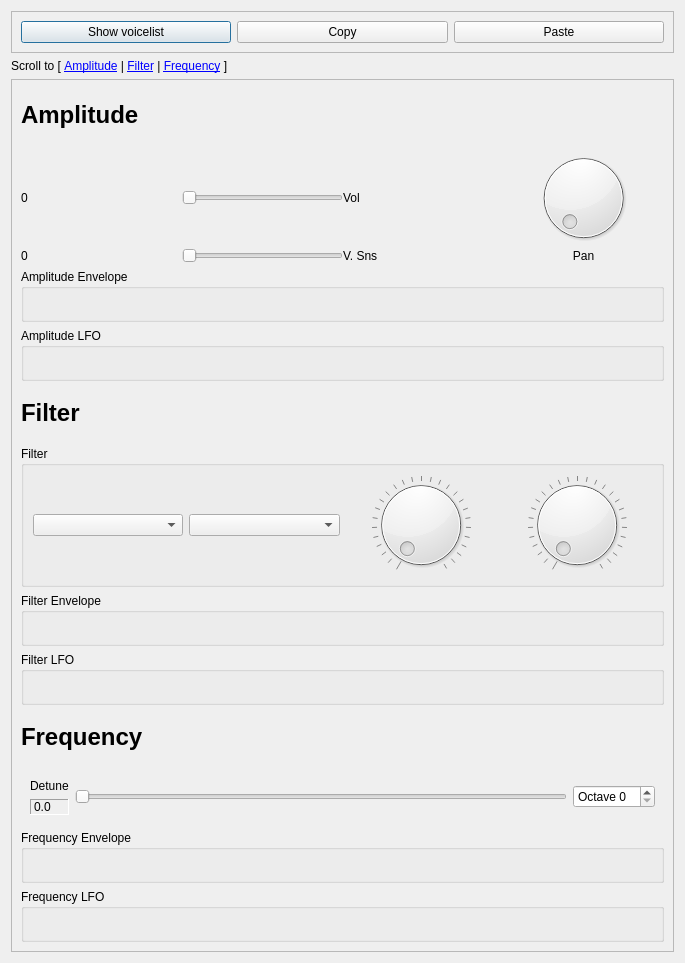
First picture: the form in src/NewUI/Addnote/NewAddNote.ui, repository saidinesh5/ZynAddSubFX, before the edit.
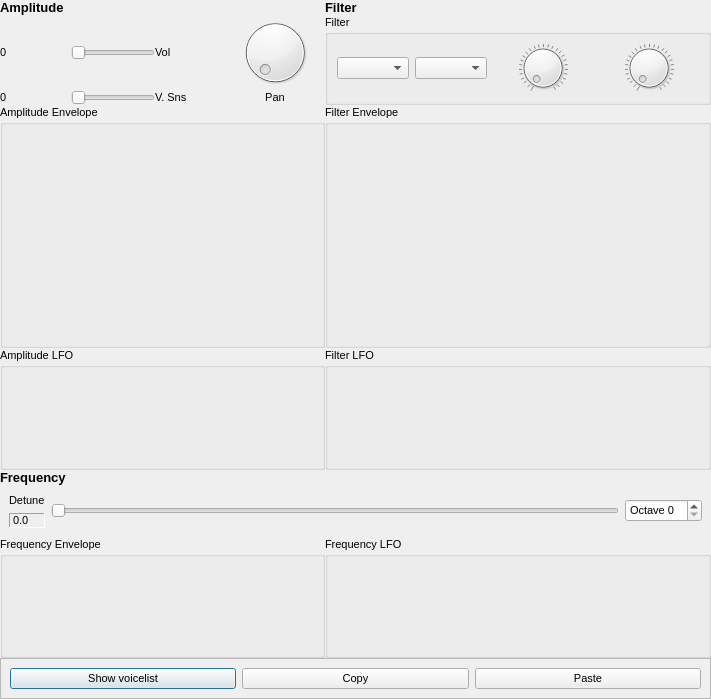
Second picture: the form after the edit. Custom widgets are drawn as their Qt base class.

Commit message: rearranging around the gui to resemble the classic style.

```diff
--- a/src/NewUI/Addnote/NewAddNote.ui
+++ b/src/NewUI/Addnote/NewAddNote.ui
@@ -6,93 +6,65 @@
    <rect>
     <x>0</x>
     <y>0</y>
-    <width>685</width>
-    <height>963</height>
+    <width>711</width>
+    <height>699</height>
    </rect>
   </property>
+  <property name="font">
+   <font>
+    <pointsize>8</pointsize>
+   </font>
+  </property>
   <property name="windowTitle">
    <string>Dialog</string>
   </property>
-  <layout class="QVBoxLayout" name="verticalLayout">
-   <item>
-    <widget class="QFrame" name="frame">
-     <property name="frameShape">
-      <enum>QFrame::StyledPanel</enum>
-     </property>
-     <property name="frameShadow">
-      <enum>QFrame::Raised</enum>
-     </property>
-     <layout class="QHBoxLayout" name="horizontalLayout">
-      <item>
-       <widget class="QPushButton" name="pushButton_3">
-        <property name="text">
-         <string>Show voicelist</string>
-        </property>
-       </widget>
-      </item>
-      <item>
-       <widget class="QPushButton" name="pushButton">
-        <property name="text">
-         <string>Copy</string>
-        </property>
-       </widget>
-      </item>
-      <item>
-       <widget class="QPushButton" name="pushButton_2">
-        <property name="text">
-         <string>Paste</string>
-        </property>
-       </widget>
-      </item>
-     </layout>
-    </widget>
-   </item>
-   <item>
-    <widget class="QLabel" name="label">
-     <property name="text">
-      <string>Scroll to [ &lt;a href=&quot;filters&quot;&gt;&lt;span style=&quot; text-decoration: underline; color:#0000ff;&quot;&gt;Amplitude&lt;/span&gt;&lt;/a&gt; | &lt;a href=&quot;filters&quot;&gt;&lt;span style=&quot; text-decoration: underline; color:#0000ff;&quot;&gt;Filter&lt;/span&gt;&lt;/a&gt; | &lt;a href=&quot;frequency&quot;&gt;&lt;span style=&quot; text-decoration: underline; color:#0000ff;&quot;&gt;Frequency&lt;/span&gt;&lt;/a&gt; ]</string>
-     </property>
-    </widget>
-   </item>
-   <item>
-    <widget class="QScrollArea" name="scrollArea">
-     <property name="verticalScrollBarPolicy">
-      <enum>Qt::ScrollBarAsNeeded</enum>
-     </property>
-     <property name="widgetResizable">
-      <bool>true</bool>
-     </property>
-     <widget class="QWidget" name="scrollAreaWidgetContents">
-      <property name="geometry">
-       <rect>
-        <x>0</x>
-        <y>0</y>
-        <width>671</width>
-        <height>882</height>
-       </rect>
-      </property>
-      <layout class="QVBoxLayout" name="verticalLayout_2">
-       <item>
+  <layout class="QGridLayout" name="gridLayout" rowstretch="1,1,2,1,1,1,1,1">
+   <property name="margin">
+    <number>0</number>
+   </property>
+   <property name="spacing">
+    <number>0</number>
+   </property>
+   <item row="0" column="0">
         <widget class="QLabel" name="label_2">
+     <property name="sizePolicy">
+      <sizepolicy hsizetype="Preferred" vsizetype="Maximum">
+       <horstretch>0</horstretch>
+       <verstretch>0</verstretch>
+      </sizepolicy>
+     </property>
          <property name="text">
-          <string>&lt;h1&gt;Amplitude&lt;/h1&gt;</string>
+      <string>&lt;h3&gt;Amplitude&lt;/h3&gt;</string>
          </property>
         </widget>
        </item>
-       <item>
-        <layout class="QGridLayout" name="gridLayout">
+   <item row="0" column="1">
+    <widget class="QLabel" name="label_3">
+     <property name="sizePolicy">
+      <sizepolicy hsizetype="Preferred" vsizetype="Maximum">
+       <horstretch>0</horstretch>
+       <verstretch>0</verstretch>
+      </sizepolicy>
+     </property>
+     <property name="text">
+      <string>&lt;h3&gt;Filter&lt;/h3&gt;</string>
+     </property>
+    </widget>
+   </item>
+   <item row="1" column="0">
+    <layout class="QGridLayout" name="gridLayout_3">
          <property name="spacing">
           <number>0</number>
          </property>
          <item row="0" column="0">
-          <widget class="QLabel" name="label_5">
+      <widget class="QLabel" name="label_14">
            <property name="text">
             <string>0</string>
            </property>
           </widget>
          </item>
          <item row="0" column="1">
-          <widget class="QSlider" name="horizontalSlider">
+      <widget class="QSlider" name="horizontalSlider_5">
            <property name="sizePolicy">
             <sizepolicy hsizetype="Preferred" vsizetype="Fixed">
              <horstretch>0</horstretch>
@@ -105,21 +77,21 @@
           </widget>
          </item>
          <item row="0" column="2">
-          <widget class="QLabel" name="label_6">
+      <widget class="QLabel" name="label_15">
            <property name="text">
             <string>Vol</string>
            </property>
           </widget>
          </item>
          <item row="1" column="0">
-          <widget class="QLabel" name="label_7">
+      <widget class="QLabel" name="label_16">
            <property name="text">
             <string>0</string>
            </property>
           </widget>
          </item>
          <item row="1" column="1">
-          <widget class="QSlider" name="horizontalSlider_2">
+      <widget class="QSlider" name="horizontalSlider_6">
            <property name="sizePolicy">
             <sizepolicy hsizetype="Preferred" vsizetype="Fixed">
              <horstretch>0</horstretch>
@@ -132,14 +104,14 @@
           </widget>
          </item>
          <item row="1" column="2">
-          <widget class="QLabel" name="label_8">
+      <widget class="QLabel" name="label_17">
            <property name="text">
             <string>V. Sns</string>
            </property>
           </widget>
          </item>
          <item row="0" column="3">
-          <widget class="Dial" name="dial">
+      <widget class="Dial" name="dial_2">
            <property name="sizePolicy">
             <sizepolicy hsizetype="Preferred" vsizetype="Preferred">
              <horstretch>0</horstretch>
@@ -149,7 +121,7 @@
           </widget>
          </item>
          <item row="1" column="3">
-          <widget class="QLabel" name="label_10">
+      <widget class="QLabel" name="label_18">
            <property name="text">
             <string>Pan</string>
            </property>
@@ -160,28 +132,7 @@
          </item>
         </layout>
        </item>
-       <item>
-        <widget class="EnvelopeBox" name="amplitudeEnvelope">
-         <property name="title">
-          <string>Amplitude Envelope</string>
-         </property>
-        </widget>
-       </item>
-       <item>
-        <widget class="LFOBox" name="amplitudeLFO">
-         <property name="title">
-          <string>Amplitude LFO</string>
-         </property>
-        </widget>
-       </item>
-       <item>
-        <widget class="QLabel" name="label_3">
-         <property name="text">
-          <string>&lt;h1&gt;Filter&lt;/h1&gt;</string>
-         </property>
-        </widget>
-       </item>
-       <item>
+   <item row="1" column="1">
         <widget class="GroupBox" name="groupBox">
          <property name="title">
           <string>Filter</string>
@@ -251,32 +202,58 @@
          </layout>
         </widget>
        </item>
-       <item>
+   <item row="2" column="0">
+    <widget class="EnvelopeBox" name="amplitudeEnvelope">
+     <property name="title">
+      <string>Amplitude Envelope</string>
+     </property>
+    </widget>
+   </item>
+   <item row="2" column="1">
         <widget class="EnvelopeBox" name="filterEnvelope">
          <property name="title">
           <string>Filter Envelope</string>
          </property>
         </widget>
        </item>
-       <item>
+   <item row="3" column="0">
+    <widget class="LFOBox" name="amplitudeLFO">
+     <property name="title">
+      <string>Amplitude LFO</string>
+     </property>
+    </widget>
+   </item>
+   <item row="3" column="1">
         <widget class="LFOBox" name="filterLFO">
          <property name="title">
           <string>Filter LFO</string>
          </property>
         </widget>
        </item>
-       <item>
+   <item row="4" column="0">
         <widget class="QLabel" name="label_4">
+     <property name="sizePolicy">
+      <sizepolicy hsizetype="Preferred" vsizetype="Maximum">
+       <horstretch>0</horstretch>
+       <verstretch>0</verstretch>
+      </sizepolicy>
+     </property>
          <property name="text">
-          <string>&lt;h1&gt;Frequency&lt;/h1&gt;</string>
+      <string>&lt;h3&gt;Frequency&lt;/h3&gt;</string>
          </property>
         </widget>
        </item>
-       <item>
+   <item row="5" column="0" colspan="2">
         <widget class="QWidget" name="widget" native="true">
-         <layout class="QHBoxLayout" name="horizontalLayout_3">
+     <property name="sizePolicy">
+      <sizepolicy hsizetype="Preferred" vsizetype="Maximum">
+       <horstretch>0</horstretch>
+       <verstretch>0</verstretch>
+      </sizepolicy>
+     </property>
+     <layout class="QHBoxLayout" name="horizontalLayout_4">
           <item>
-           <layout class="QVBoxLayout" name="verticalLayout_4">
+       <layout class="QVBoxLayout" name="verticalLayout_5">
             <item>
              <widget class="QLabel" name="label_9">
               <property name="text">
@@ -300,14 +277,14 @@
            </layout>
           </item>
           <item>
-           <widget class="QSlider" name="horizontalSlider_3">
+       <widget class="QSlider" name="horizontalSlider_4">
             <property name="orientation">
              <enum>Qt::Horizontal</enum>
             </property>
            </widget>
           </item>
           <item>
-           <widget class="QSpinBox" name="octave">
+       <widget class="QSpinBox" name="octave_2">
             <property name="prefix">
              <string>Octave </string>
             </property>
@@ -316,22 +293,57 @@
          </layout>
         </widget>
        </item>
-       <item>
+   <item row="6" column="0">
         <widget class="EnvelopeBox" name="frequencyEnvelope">
          <property name="title">
           <string>Frequency Envelope</string>
          </property>
         </widget>
        </item>
-       <item>
+   <item row="6" column="1">
         <widget class="LFOBox" name="frequencyLFO">
          <property name="title">
           <string>Frequency LFO</string>
          </property>
         </widget>
        </item>
-      </layout>
-     </widget>
+   <item row="7" column="0" colspan="2">
+    <widget class="QFrame" name="frame">
+     <property name="sizePolicy">
+      <sizepolicy hsizetype="Preferred" vsizetype="Maximum">
+       <horstretch>0</horstretch>
+       <verstretch>0</verstretch>
+      </sizepolicy>
+     </property>
+     <property name="frameShape">
+      <enum>QFrame::StyledPanel</enum>
+     </property>
+     <property name="frameShadow">
+      <enum>QFrame::Raised</enum>
+     </property>
+     <layout class="QHBoxLayout" name="horizontalLayout">
+      <item>
+       <widget class="QPushButton" name="pushButton_3">
+        <property name="text">
+         <string>Show voicelist</string>
+        </property>
+       </widget>
+      </item>
+      <item>
+       <widget class="QPushButton" name="pushButton">
+        <property name="text">
+         <string>Copy</string>
+        </property>
+       </widget>
+      </item>
+      <item>
+       <widget class="QPushButton" name="pushButton_2">
+        <property name="text">
+         <string>Paste</string>
+        </property>
+       </widget>
+      </item>
+     </layout>
     </widget>
    </item>
   </layout>
```
Left out of the diff: 14 changed lines with no effect on the pictures. Lines whose indentation alone changed are shown as unchanged. The commit also changes 1 other file.
